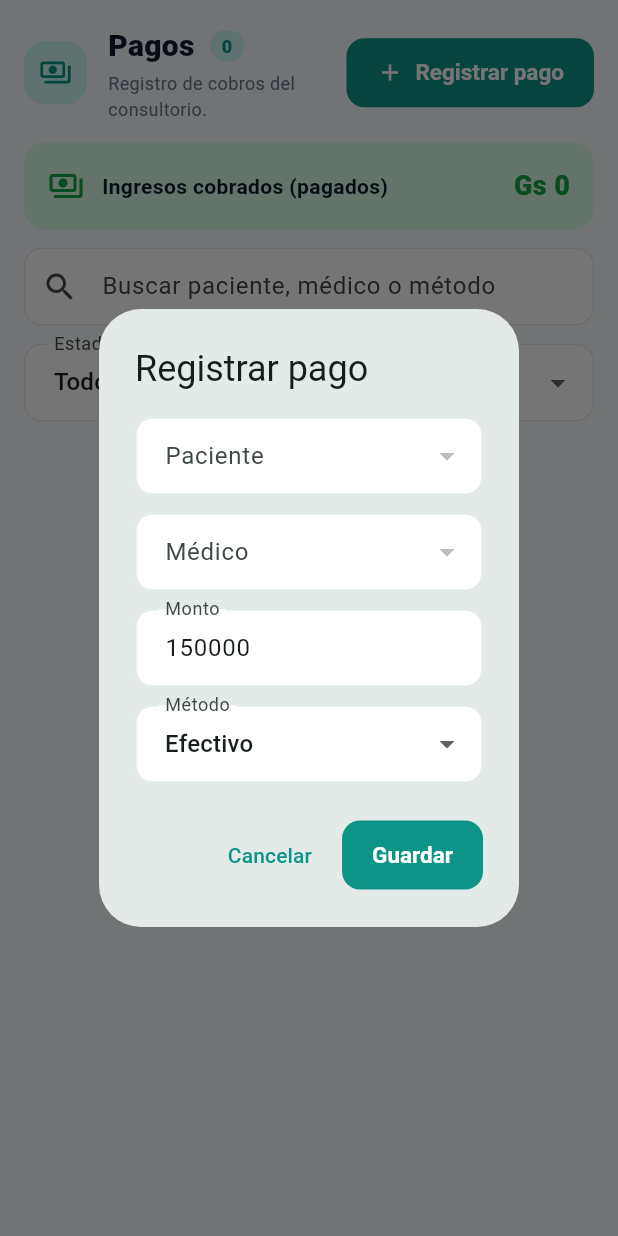
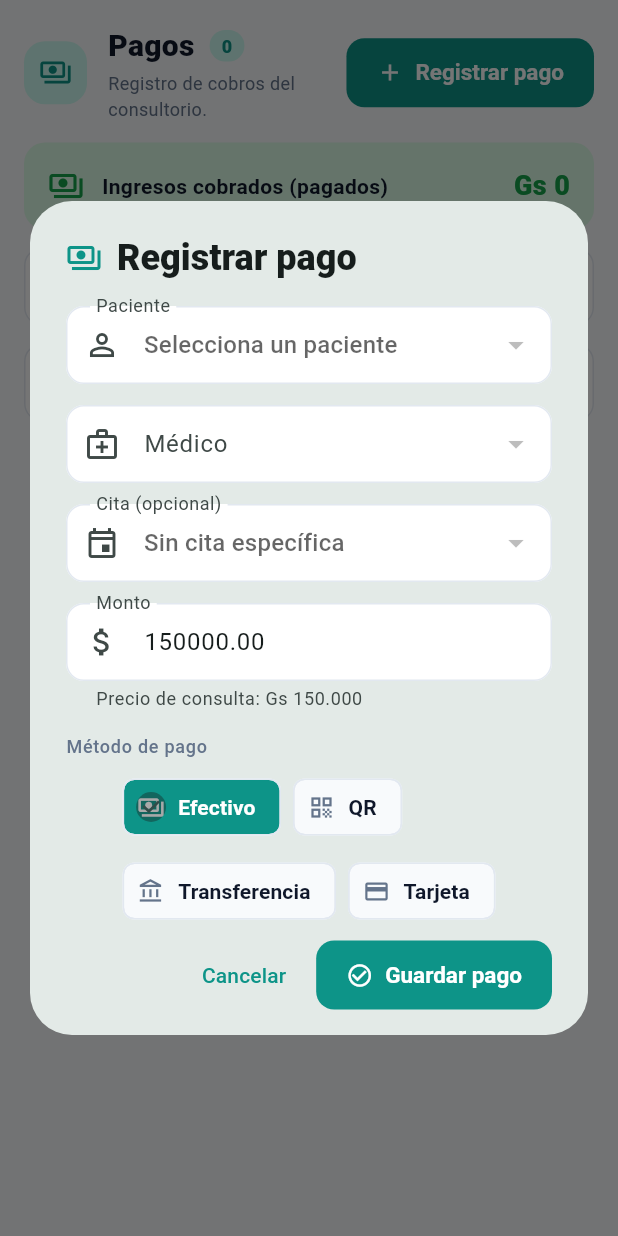
Before and after one commit to Nano3559/ConsultorioClinico, a Flutter app: the PaymentsPage widget shown alone on an empty page, opened directly, after a tap on "Registrar pago", on a phone screen of 412 x 824 dp. Run offline on Flutter 3.47's test engine with Material 3 defaults, Android fonts, the phone set to English and light mode, and no system bars; our stand-ins replace cloud_firestore, firebase_auth, firebase_core, fl_chart, go_router, lottie; accounts and stored records are empty; statements that could not run were skipped.

Commit message:
ui: mejorar visualmente el dialogo de Registrar pago y vincular a cita
- Dialogo con layout mas limpio, validaciones, metodo de pago como chips
  con iconos y selector opcional de Cita que precarga medico y monto.
- El pago queda vinculado a la cita (appointmentId) cuando se elige.

```diff
--- a/frontend/lib/features/internal/payments/payments_page.dart
+++ b/frontend/lib/features/internal/payments/payments_page.dart
@@ -194,75 +194,163 @@ class _PaymentsPageState extends State<PaymentsPage> {
     final isMedico = auth.currentUser?.role == UserRole.medico;
     String? patientId;
     String? doctorId = isMedico ? auth.currentUser?.doctorId : null;
-    double amount = MockData.consultPrice;
+    String? appointmentId;
+    final amountCtrl = TextEditingController(text: MockData.consultPrice.toStringAsFixed(2));
     PaymentMethod method = PaymentMethod.efectivo;
+    final formKey = GlobalKey<FormState>();
+
     showDialog<void>(
       context: context,
       builder: (ctx) => StatefulBuilder(
         builder: (ctx, setState) {
+          final citasDelPaciente = patientId == null
+              ? <dynamic>[]
+              : clinic.appointments.where((a) => a.patientId == patientId).toList();
+
           return AlertDialog(
-            title: const Text('Registrar pago'),
-            content: SingleChildScrollView(
+            insetPadding: const EdgeInsets.symmetric(horizontal: 20, vertical: 24),
+            titlePadding: const EdgeInsets.fromLTRB(24, 22, 24, 0),
+            contentPadding: const EdgeInsets.fromLTRB(24, 16, 24, 0),
+            title: Row(
+              children: const [
+                Icon(Icons.payments_outlined, color: AppColors.primary),
+                SizedBox(width: 10),
+                Text('Registrar pago', style: TextStyle(fontWeight: FontWeight.w800)),
+              ],
+            ),
+            content: ConstrainedBox(
+              constraints: const BoxConstraints(maxWidth: 440),
+              child: Form(
+                key: formKey,
                 child: Column(
                   mainAxisSize: MainAxisSize.min,
                   children: [
                     DropdownButtonFormField<String?>(
-                    initialValue: patientId,
-                    decoration: const InputDecoration(labelText: 'Paciente'),
+                      value: patientId,
+                      decoration: const InputDecoration(
+                        labelText: 'Paciente',
+                        prefixIcon: Icon(Icons.person_outline),
+                      ),
+                      hint: const Text('Selecciona un paciente'),
                       items: [
                         for (final p in clinic.patients)
                           DropdownMenuItem(value: p.id, child: Text(p.fullName)),
                       ],
-                    onChanged: (v) => setState(() => patientId = v),
+                      onChanged: (v) => setState(() {
+                        patientId = v;
+                        appointmentId = null;
+                      }),
+                      validator: (v) => v == null ? 'Selecciona un paciente' : null,
                     ),
-                  const SizedBox(height: 12),
+                    const SizedBox(height: 14),
                     DropdownButtonFormField<String?>(
-                    initialValue: doctorId,
+                      value: doctorId,
                       decoration: InputDecoration(
                         labelText: 'Médico',
-                      helperText: isMedico ? 'El pago se registrará a tu nombre.' : null,
+                        prefixIcon: const Icon(Icons.medical_services_outlined),
+                        helperText: isMedico ? 'Se registrará a tu nombre' : null,
                       ),
                       items: [
                         for (final d in clinic.activeDoctors)
                           DropdownMenuItem(value: d.id, child: Text(d.displayName)),
                       ],
-                    onChanged: isMedico
-                        ? null
-                        : (v) => setState(() => doctorId = v),
+                      onChanged: isMedico ? null : (v) => setState(() => doctorId = v),
+                      validator: (v) => v == null ? 'Selecciona un médico' : null,
                     ),
-                  const SizedBox(height: 12),
+                    const SizedBox(height: 14),
+                    DropdownButtonFormField<String?>(
+                      value: appointmentId,
+                      decoration: const InputDecoration(
+                        labelText: 'Cita (opcional)',
+                        prefixIcon: Icon(Icons.event_outlined),
+                      ),
+                      hint: const Text('Sin cita específica'),
+                      items: [
+                        for (final a in citasDelPaciente)
+                          DropdownMenuItem(
+                            value: a.id,
+                            child: Text(
+                              '${AppFormatters.shortDate(a.date)} · ${a.time} — ${clinic.doctorName(a.doctorId)}',
+                            ),
+                          ),
+                      ],
+                      onChanged: (v) => setState(() {
+                        appointmentId = v;
+                        if (v != null) {
+                          final a = clinic.appointments.firstWhere((x) => x.id == v);
+                          if (!isMedico) doctorId = a.doctorId;
+                          amountCtrl.text = MockData.consultPrice.toStringAsFixed(2);
+                        }
+                      }),
+                    ),
+                    const SizedBox(height: 14),
                     TextFormField(
-                    initialValue: amount.toStringAsFixed(0),
-                    keyboardType: TextInputType.number,
-                    decoration: const InputDecoration(labelText: 'Monto'),
-                    onChanged: (v) => amount = double.tryParse(v) ?? 0,
+                      controller: amountCtrl,
+                      keyboardType: const TextInputType.numberWithOptions(decimal: true),
+                      decoration: InputDecoration(
+                        labelText: 'Monto',
+                        prefixIcon: const Icon(Icons.attach_money),
+                        helperText: 'Precio de consulta: ${AppFormatters.money(MockData.consultPrice)}',
+                        hintText: '0.00',
                       ),
-                  const SizedBox(height: 12),
-                  DropdownButtonFormField<PaymentMethod>(
-                    initialValue: method,
-                    decoration: const InputDecoration(labelText: 'Método'),
-                    items: [
+                      validator: (v) {
+                        final n = double.tryParse(v ?? '');
+                        if (n == null || n <= 0) return 'Monto inválido';
+                        return null;
+                      },
+                    ),
+                    const SizedBox(height: 16),
+                    Align(
+                      alignment: Alignment.centerLeft,
+                      child: Text(
+                        'Método de pago',
+                        style: Theme.of(context).textTheme.labelMedium?.copyWith(color: AppColors.muted),
+                      ),
+                    ),
+                    const SizedBox(height: 8),
+                    Wrap(
+                      spacing: 8,
+                      runSpacing: 8,
+                      children: [
                         for (final m in PaymentMethod.values)
-                        DropdownMenuItem(value: m, child: Text(m.label)),
+                          ChoiceChip(
+                            selected: method == m,
+                            onSelected: (_) => setState(() => method = m),
+                            avatar: Icon(
+                              m.icon,
+                              size: 18,
+                              color: method == m ? Colors.white : AppColors.muted,
+                            ),
+                            label: Text(m.label),
+                            selectedColor: AppColors.primary,
+                            labelStyle: TextStyle(
+                              color: method == m ? Colors.white : AppColors.dark,
+                              fontWeight: FontWeight.w600,
+                            ),
+                          ),
                       ],
-                    onChanged: (v) => setState(() => method = v!),
                     ),
                   ],
                 ),
               ),
+            ),
+            actionsPadding: const EdgeInsets.fromLTRB(24, 8, 24, 16),
             actions: [
-              TextButton(onPressed: () => Navigator.pop(ctx), child: const Text('Cancelar')),
-              FilledButton(
+              TextButton(
+                onPressed: () => Navigator.pop(ctx),
+                child: const Text('Cancelar'),
+              ),
+              FilledButton.icon(
+                icon: const Icon(Icons.check_circle_outline),
                 onPressed: () {
-                  if (patientId == null || doctorId == null || amount <= 0) {
-                    ScaffoldMessenger.of(context).showSnackBar(const SnackBar(content: Text('Completa los datos del pago')));
-                    return;
-                  }
+                  if (!formKey.currentState!.validate()) return;
+                  if (isMedico && doctorId == null) return;
+                  final amount = double.tryParse(amountCtrl.text) ?? 0;
                   clinic.addPayment(Payment(
                     id: 'pay${DateTime.now().millisecondsSinceEpoch}',
                     patientId: patientId!,
                     doctorId: doctorId!,
-                    appointmentId: '',
+                    appointmentId: appointmentId ?? '',
                     amount: amount,
                     date: DateTime.now(),
                     method: method,
@@ -270,7 +358,7 @@ class _PaymentsPageState extends State<PaymentsPage> {
                   ));
                   Navigator.pop(ctx);
                 },
-                child: const Text('Guardar'),
+                label: const Text('Guardar pago'),
               ),
             ],
           );
```
Lines whose indentation alone changed are shown as unchanged.
